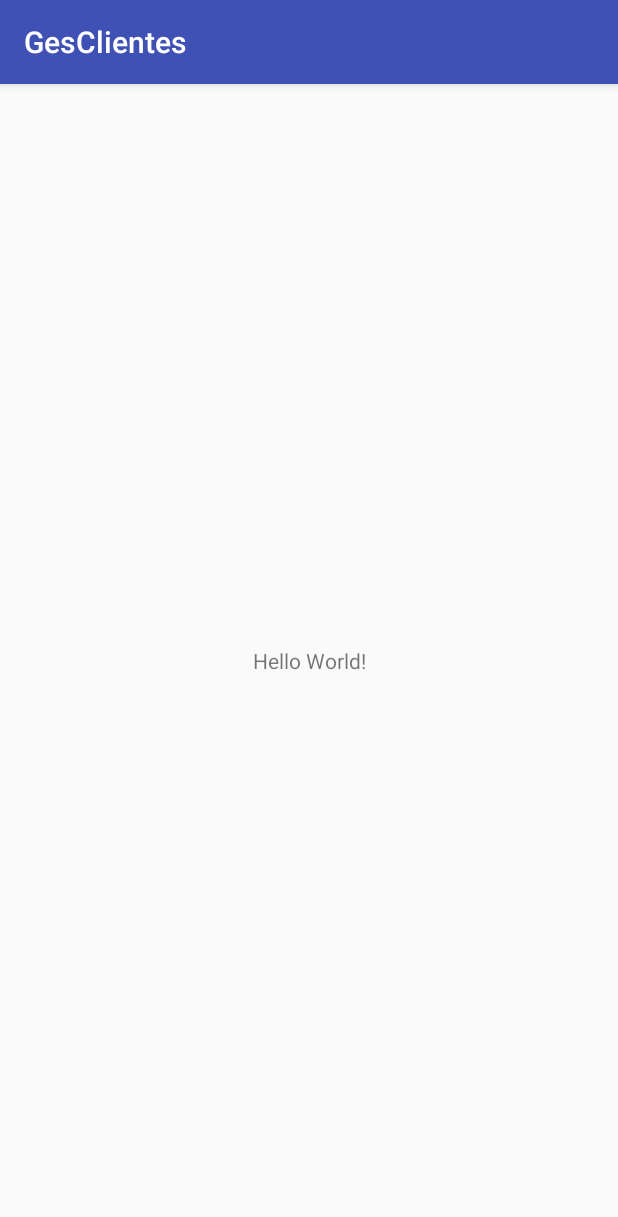
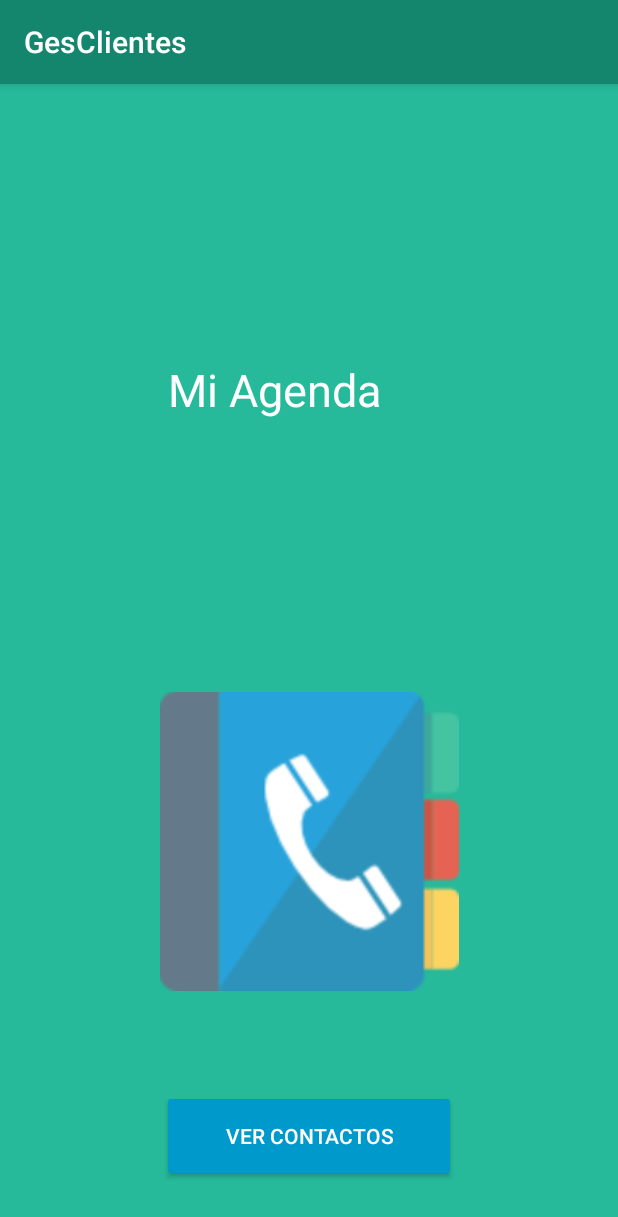
Before and after one commit to jjbc93/GesClientes, an Android app: the screen it shows after launch (MainActivity), on a phone screen of 412 x 824 dp. Shown: the top 1217 px of the screen. Run offline under Robolectric (Android 15) with nearby library versions, the phone set to English and light mode, and no system bars.

Commit message:
Pantalla inicial sin lógica

```diff
--- a/app/src/main/res/layout/activity_main.xml
+++ b/app/src/main/res/layout/activity_main.xml
@@ -4,15 +4,48 @@
     xmlns:tools="http://schemas.android.com/tools"
     android:layout_width="match_parent"
     android:layout_height="match_parent"
-    tools:context="jjbc.dam.com.gesclientes.MainActivity">
+    android:background="#26b99a"
+    tools:context="jjbc.dam.com.gesclientes.MainActivity"
+    tools:layout_editor_absoluteY="81dp">
+
+    <ImageView
+        android:id="@+id/imageView2"
+        android:layout_width="199dp"
+        android:layout_height="220dp"
+        android:layout_marginBottom="56dp"
+        app:layout_constraintBottom_toTopOf="@+id/button"
+        app:layout_constraintEnd_toEndOf="parent"
+        app:layout_constraintHorizontal_bias="0.502"
+        app:layout_constraintLeft_toLeftOf="parent"
+        app:layout_constraintRight_toRightOf="parent"
+        app:layout_constraintStart_toStartOf="parent"
+        app:srcCompat="@drawable/icono" />
+
+    <Button
+        android:id="@+id/button"
+        android:layout_width="196dp"
+        android:layout_height="61dp"
+        android:layout_marginBottom="36dp"
+        android:backgroundTint="@android:color/holo_blue_dark"
+        android:text="@string/initialBtn"
+        android:textColor="@android:color/white"
+        app:layout_constraintBottom_toBottomOf="parent"
+        app:layout_constraintLeft_toLeftOf="parent"
+        app:layout_constraintRight_toRightOf="parent" />
 
     <TextView
+        android:id="@+id/textView"
         android:layout_width="wrap_content"
         android:layout_height="wrap_content"
-        android:text="Hello World!"
-        app:layout_constraintBottom_toBottomOf="parent"
+        android:layout_marginBottom="8dp"
+        android:layout_marginTop="8dp"
+        android:text="@string/initialText"
+        android:textColor="@android:color/background_light"
+        android:textSize="30sp"
+        app:layout_constraintBottom_toTopOf="@+id/imageView2"
+        app:layout_constraintHorizontal_bias="0.414"
         app:layout_constraintLeft_toLeftOf="parent"
         app:layout_constraintRight_toRightOf="parent"
-        app:layout_constraintTop_toTopOf="parent" />
-
+        app:layout_constraintTop_toTopOf="parent"
+        app:layout_constraintVertical_bias="0.518" />
 </android.support.constraint.ConstraintLayout>
--- a/app/src/main/res/values/colors.xml
+++ b/app/src/main/res/values/colors.xml
@@ -1,6 +1,6 @@
 <?xml version="1.0" encoding="utf-8"?>
 <resources>
-    <color name="colorPrimary">#3F51B5</color>
-    <color name="colorPrimaryDark">#303F9F</color>
+    <color name="colorPrimary">#15866e</color>
+    <color name="colorPrimaryDark">#03a382</color>
     <color name="colorAccent">#FF4081</color>
 </resources>
--- a/app/src/main/res/values/strings.xml
+++ b/app/src/main/res/values/strings.xml
@@ -1,3 +1,5 @@
 <resources>
     <string name="app_name">GesClientes</string>
+    <string name="initialBtn">Ver contactos</string>
+    <string name="initialText">Mi Agenda</string>
 </resources>
```
Also changed, not shown: app/src/main/res/drawable/icono.png (added), app/src/main/res/drawable/icono2.png (added), app/src/main/res/drawable/icono3.png (added), app/src/main/res/drawable/icono4.png (added).
